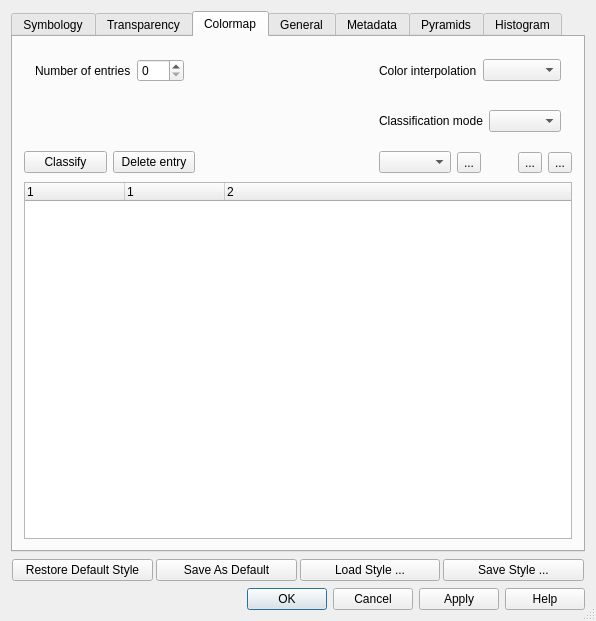
Above: src/ui/qgsrasterlayerpropertiesbase.ui from qgis/QGIS before the change. Below: the same form after it.
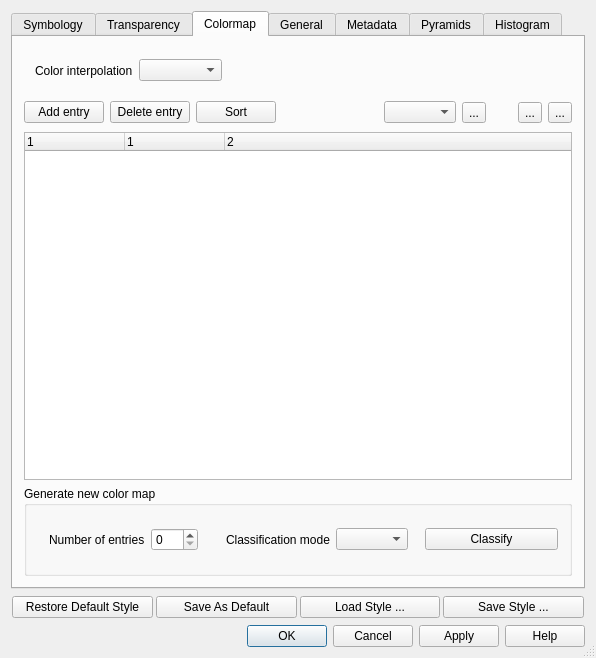
That is the form after the change. The open tabs and pages were chosen to show the change. Icons and pictures are not drawn.

Commit message: -Added ability to add new single entry to color map -Added ability to sort color map -Reorder controls on the Colormap tab

The edit to the form file:
```diff
--- a/src/ui/qgsrasterlayerpropertiesbase.ui
+++ b/src/ui/qgsrasterlayerpropertiesbase.ui
@@ -6,7 +6,7 @@
     <x>0</x>
     <y>0</y>
     <width>596</width>
-    <height>610</height>
+    <height>658</height>
    </rect>
   </property>
   <property name="windowTitle" >
@@ -1199,56 +1199,7 @@
        <string>Colormap</string>
       </attribute>
       <layout class="QGridLayout" >
-       <item row="0" column="0" colspan="2" >
-        <layout class="QHBoxLayout" >
-         <property name="leftMargin" >
-          <number>11</number>
-         </property>
-         <property name="topMargin" >
-          <number>11</number>
-         </property>
-         <property name="rightMargin" >
-          <number>11</number>
-         </property>
-         <property name="bottomMargin" >
-          <number>11</number>
-         </property>
-         <item>
-          <widget class="QLabel" name="mNumberOfEntriesLabel" >
-           <property name="text" >
-            <string>Number of entries</string>
-           </property>
-          </widget>
-         </item>
-         <item>
-          <widget class="QSpinBox" name="sboxNumberOfEntries" >
-           <property name="sizePolicy" >
-            <sizepolicy vsizetype="Fixed" hsizetype="Fixed" >
-             <horstretch>0</horstretch>
-             <verstretch>0</verstretch>
-            </sizepolicy>
-           </property>
-           <property name="maximum" >
-            <number>256</number>
-           </property>
-          </widget>
-         </item>
-        </layout>
-       </item>
-       <item row="0" column="2" >
-        <spacer>
-         <property name="orientation" >
-          <enum>Qt::Horizontal</enum>
-         </property>
-         <property name="sizeHint" >
-          <size>
-           <width>71</width>
-           <height>20</height>
-          </size>
-         </property>
-        </spacer>
-       </item>
-       <item row="0" column="3" colspan="4" >
+       <item row="0" column="0" colspan="3" >
         <layout class="QHBoxLayout" >
          <property name="leftMargin" >
           <number>11</number>
@@ -1274,73 +1225,54 @@
          </item>
         </layout>
        </item>
-       <item row="1" column="0" colspan="3" >
+       <item row="0" column="3" colspan="6" >
         <spacer>
          <property name="orientation" >
           <enum>Qt::Horizontal</enum>
          </property>
          <property name="sizeHint" >
           <size>
-           <width>61</width>
-           <height>20</height>
+           <width>321</width>
+           <height>45</height>
           </size>
          </property>
         </spacer>
        </item>
-       <item row="1" column="3" colspan="4" >
-        <layout class="QHBoxLayout" >
-         <property name="leftMargin" >
-          <number>11</number>
-         </property>
-         <property name="topMargin" >
-          <number>11</number>
-         </property>
-         <property name="rightMargin" >
-          <number>11</number>
-         </property>
-         <property name="bottomMargin" >
-          <number>11</number>
-         </property>
-         <item>
-          <widget class="QLabel" name="mClassificationModeLabel" >
-           <property name="text" >
-            <string>Classification mode</string>
-           </property>
-          </widget>
-         </item>
-         <item>
-          <widget class="QComboBox" name="cboxClassificationMode" />
-         </item>
-        </layout>
-       </item>
-       <item row="2" column="0" >
-        <widget class="QPushButton" name="mClassifyButton" >
+       <item row="1" column="0" >
+        <widget class="QPushButton" name="pbtnAddColorMapEntry" >
          <property name="text" >
-          <string>Classify</string>
+          <string>Add entry</string>
          </property>
         </widget>
        </item>
-       <item row="2" column="1" >
+       <item row="1" column="1" >
         <widget class="QPushButton" name="mDeleteEntryButton" >
          <property name="text" >
           <string>Delete entry</string>
          </property>
         </widget>
        </item>
-       <item row="2" column="2" >
+       <item row="1" column="2" colspan="2" >
+        <widget class="QPushButton" name="pbtnSortColorMap" >
+         <property name="text" >
+          <string>Sort</string>
+         </property>
+        </widget>
+       </item>
+       <item row="1" column="4" >
         <spacer>
          <property name="orientation" >
           <enum>Qt::Horizontal</enum>
          </property>
          <property name="sizeHint" >
           <size>
-           <width>211</width>
+           <width>41</width>
            <height>27</height>
           </size>
          </property>
         </spacer>
        </item>
-       <item row="2" column="3" >
+       <item row="1" column="5" >
         <layout class="QHBoxLayout" >
          <property name="leftMargin" >
           <number>11</number>
@@ -1363,11 +1295,14 @@
          </item>
         </layout>
        </item>
-       <item row="2" column="4" >
+       <item row="1" column="6" >
         <spacer>
          <property name="orientation" >
           <enum>Qt::Horizontal</enum>
          </property>
+         <property name="sizeType" >
+          <enum>QSizePolicy::Minimum</enum>
+         </property>
          <property name="sizeHint" >
           <size>
            <width>20</width>
@@ -1376,7 +1311,7 @@
          </property>
         </spacer>
        </item>
-       <item row="2" column="5" >
+       <item row="1" column="7" >
         <widget class="QToolButton" name="pbtnLoadColorMapFromFile" >
          <property name="toolTip" >
           <string>Load color map from file</string>
@@ -1389,7 +1324,7 @@
          </property>
         </widget>
        </item>
-       <item row="2" column="6" >
+       <item row="1" column="8" >
         <widget class="QToolButton" name="pbtnExportColorMapToFile" >
          <property name="toolTip" >
           <string>Export color map to file</string>
@@ -1402,7 +1337,7 @@
          </property>
         </widget>
        </item>
-       <item row="3" column="0" colspan="7" >
+       <item row="2" column="0" colspan="9" >
         <widget class="QTreeWidget" name="mColormapTreeWidget" >
          <property name="columnCount" >
           <number>3</number>
@@ -1424,6 +1359,84 @@
          </column>
         </widget>
        </item>
+       <item row="3" column="0" colspan="9" >
+        <widget class="QGroupBox" name="groupBox_9" >
+         <property name="title" >
+          <string>Generate new color map</string>
+         </property>
+         <layout class="QHBoxLayout" >
+          <item>
+           <layout class="QHBoxLayout" >
+            <property name="leftMargin" >
+             <number>11</number>
+            </property>
+            <property name="topMargin" >
+             <number>11</number>
+            </property>
+            <property name="rightMargin" >
+             <number>11</number>
+            </property>
+            <property name="bottomMargin" >
+             <number>11</number>
+            </property>
+            <item>
+             <widget class="QLabel" name="mNumberOfEntriesLabel" >
+              <property name="text" >
+               <string>Number of entries</string>
+              </property>
+             </widget>
+            </item>
+            <item>
+             <widget class="QSpinBox" name="sboxNumberOfEntries" >
+              <property name="sizePolicy" >
+               <sizepolicy vsizetype="Fixed" hsizetype="Fixed" >
+                <horstretch>0</horstretch>
+                <verstretch>0</verstretch>
+               </sizepolicy>
+              </property>
+              <property name="maximum" >
+               <number>256</number>
+              </property>
+             </widget>
+            </item>
+           </layout>
+          </item>
+          <item>
+           <layout class="QHBoxLayout" >
+            <property name="leftMargin" >
+             <number>11</number>
+            </property>
+            <property name="topMargin" >
+             <number>11</number>
+            </property>
+            <property name="rightMargin" >
+             <number>11</number>
+            </property>
+            <property name="bottomMargin" >
+             <number>11</number>
+            </property>
+            <item>
+             <widget class="QLabel" name="mClassificationModeLabel" >
+              <property name="text" >
+               <string>Classification mode</string>
+              </property>
+             </widget>
+            </item>
+            <item>
+             <widget class="QComboBox" name="cboxClassificationMode" />
+            </item>
+           </layout>
+          </item>
+          <item>
+           <widget class="QPushButton" name="mClassifyButton" >
+            <property name="text" >
+             <string>Classify</string>
+            </property>
+           </widget>
+          </item>
+         </layout>
+        </widget>
+       </item>
       </layout>
      </widget>
      <widget class="QWidget" name="tabPageGeneral" >
```
The commit also changes 2 other files.
